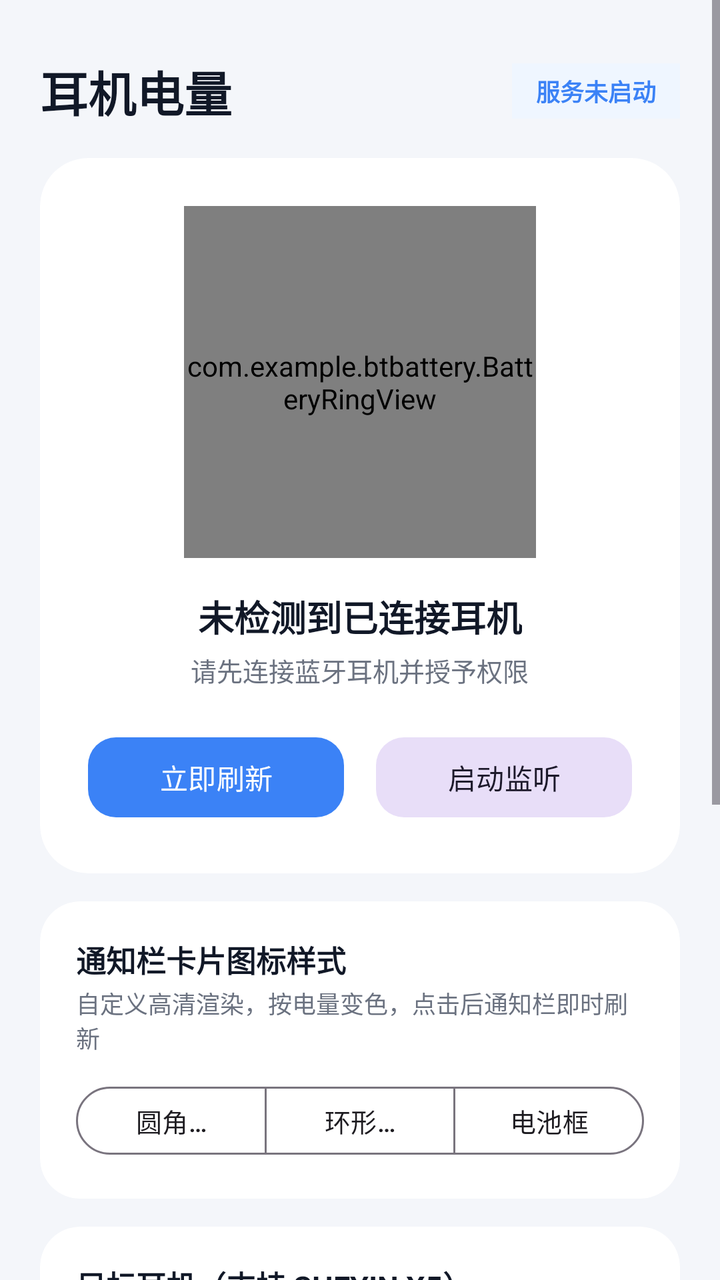
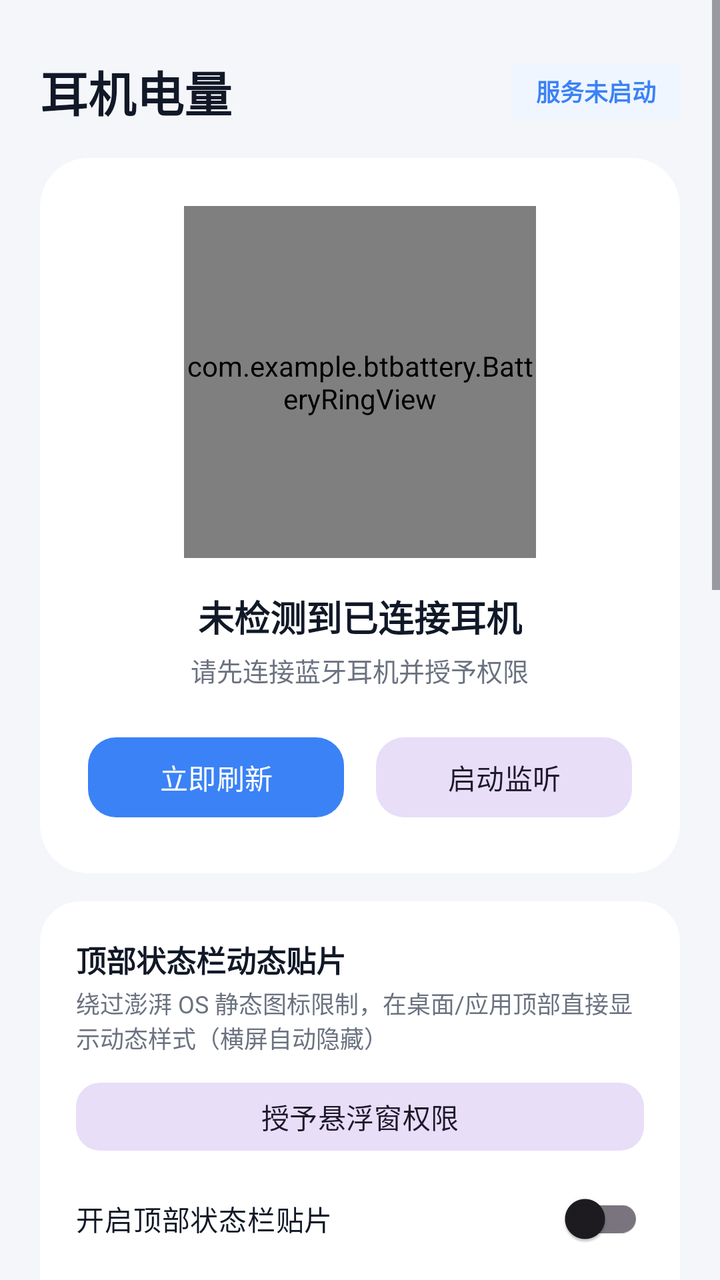

An Android layout rendered at two revisions. The XML below is the earlier revision; the diff shows what the commit changed to produce the second picture.
<!-- AndroidManifest.xml: application theme Theme.BtBattery -->
<!-- res/layout/activity_main.xml -->
<?xml version="1.0" encoding="utf-8"?>
<ScrollView xmlns:android="http://schemas.android.com/apk/res/android"
    xmlns:app="http://schemas.android.com/apk/res-auto"
    android:layout_width="match_parent"
    android:layout_height="match_parent"
    android:background="@color/bg_page"
    android:fillViewport="true">

    <LinearLayout
        android:layout_width="match_parent"
        android:layout_height="wrap_content"
        android:orientation="vertical"
        android:padding="20dp">

        <LinearLayout
            android:layout_width="match_parent"
            android:layout_height="wrap_content"
            android:gravity="center_vertical"
            android:orientation="horizontal"
            android:paddingTop="8dp"
            android:paddingBottom="16dp">

            <TextView
                android:layout_width="0dp"
                android:layout_height="wrap_content"
                android:layout_weight="1"
                android:text="耳机电量"
                android:textColor="@color/text_primary"
                android:textSize="24sp"
                android:textStyle="bold" />

            <TextView
                android:id="@+id/tvServiceBadge"
                android:layout_width="wrap_content"
                android:layout_height="wrap_content"
                android:background="@color/accent_soft"
                android:paddingHorizontal="12dp"
                android:paddingVertical="5dp"
                android:text="服务未启动"
                android:textColor="@color/accent_blue"
                android:textSize="12sp"
                android:textStyle="bold" />
        </LinearLayout>

        
        <com.google.android.material.card.MaterialCardView
            android:layout_width="match_parent"
            android:layout_height="wrap_content"
            app:cardBackgroundColor="@color/bg_card"
            app:cardCornerRadius="24dp"
            app:cardElevation="0dp"
            app:strokeWidth="0dp">

            <LinearLayout
                android:layout_width="match_parent"
                android:layout_height="wrap_content"
                android:gravity="center_horizontal"
                android:orientation="vertical"
                android:padding="24dp">

                <com.example.btbattery.BatteryRingView
                    android:id="@+id/batteryRing"
                    android:layout_width="176dp"
                    android:layout_height="176dp" />

                <TextView
                    android:id="@+id/tvDeviceName"
                    android:layout_width="wrap_content"
                    android:layout_height="wrap_content"
                    android:layout_marginTop="16dp"
                    android:text="未检测到已连接耳机"
                    android:textColor="@color/text_primary"
                    android:textSize="18sp"
                    android:textStyle="bold" />

                <TextView
                    android:id="@+id/tvDeviceSub"
                    android:layout_width="wrap_content"
                    android:layout_height="wrap_content"
                    android:layout_marginTop="4dp"
                    android:text="请先连接蓝牙耳机并授予权限"
                    android:textColor="@color/text_secondary"
                    android:textSize="13sp" />

                <LinearLayout
                    android:layout_width="match_parent"
                    android:layout_height="wrap_content"
                    android:layout_marginTop="20dp"
                    android:orientation="horizontal">

                    <com.google.android.material.button.MaterialButton
                        android:id="@+id/btnRefresh"
                        android:layout_width="0dp"
                        android:layout_height="48dp"
                        android:layout_marginEnd="8dp"
                        android:layout_weight="1"
                        android:text="立即刷新"
                        app:cornerRadius="14dp" />

                    <com.google.android.material.button.MaterialButton
                        android:id="@+id/btnToggleService"
                        style="@style/Widget.Material3.Button.TonalButton"
                        android:layout_width="0dp"
                        android:layout_height="48dp"
                        android:layout_marginStart="8dp"
                        android:layout_weight="1"
                        android:text="启动监听"
                        app:cornerRadius="14dp" />
                </LinearLayout>
            </LinearLayout>
        </com.google.android.material.card.MaterialCardView>

        
        <com.google.android.material.card.MaterialCardView
            android:layout_width="match_parent"
            android:layout_height="wrap_content"
            android:layout_marginTop="14dp"
            app:cardBackgroundColor="@color/bg_card"
            app:cardCornerRadius="20dp"
            app:cardElevation="0dp"
            app:strokeWidth="0dp">

            <LinearLayout
                android:layout_width="match_parent"
                android:layout_height="wrap_content"
                android:orientation="vertical"
                android:padding="18dp">

                <TextView
                    android:layout_width="wrap_content"
                    android:layout_height="wrap_content"
                    android:text="通知栏卡片图标样式"
                    android:textColor="@color/text_primary"
                    android:textSize="15sp"
                    android:textStyle="bold" />

                <TextView
                    android:layout_width="wrap_content"
                    android:layout_height="wrap_content"
                    android:layout_marginTop="2dp"
                    android:text="自定义高清渲染，按电量变色，点击后通知栏即时刷新"
                    android:textColor="@color/text_secondary"
                    android:textSize="12sp" />

                <com.google.android.material.button.MaterialButtonToggleGroup
                    android:id="@+id/toggleIconStyle"
                    android:layout_width="match_parent"
                    android:layout_height="wrap_content"
                    android:layout_marginTop="12dp"
                    app:selectionRequired="true"
                    app:singleSelection="true">

                    <com.google.android.material.button.MaterialButton
                        android:id="@+id/btnStyleBadge"
                        style="@style/Widget.Material3.Button.OutlinedButton"
                        android:layout_width="0dp"
                        android:layout_height="42dp"
                        android:layout_weight="1"
                        android:text="圆角徽章"
                        android:textSize="13sp" />

                    <com.google.android.material.button.MaterialButton
                        android:id="@+id/btnStyleRing"
                        style="@style/Widget.Material3.Button.OutlinedButton"
                        android:layout_width="0dp"
                        android:layout_height="42dp"
                        android:layout_weight="1"
                        android:text="环形仪表"
                        android:textSize="13sp" />

                    <com.google.android.material.button.MaterialButton
                        android:id="@+id/btnStyleBattery"
                        style="@style/Widget.Material3.Button.OutlinedButton"
                        android:layout_width="0dp"
                        android:layout_height="42dp"
                        android:layout_weight="1"
                        android:text="电池框"
                        android:textSize="13sp" />
                </com.google.android.material.button.MaterialButtonToggleGroup>
            </LinearLayout>
        </com.google.android.material.card.MaterialCardView>

        
        <com.google.android.material.card.MaterialCardView
            android:layout_width="match_parent"
            android:layout_height="wrap_content"
            android:layout_marginTop="14dp"
            app:cardBackgroundColor="@color/bg_card"
            app:cardCornerRadius="20dp"
            app:cardElevation="0dp"
            app:strokeWidth="0dp">

            <LinearLayout
                android:layout_width="match_parent"
                android:layout_height="wrap_content"
                android:orientation="vertical"
                android:padding="18dp">

                <TextView
                    android:layout_width="wrap_content"
                    android:layout_height="wrap_content"
                    android:text="目标耳机（支持 SHEYIN X5）"
                    android:textColor="@color/text_primary"
                    android:textSize="15sp"
                    android:textStyle="bold" />

                <TextView
                    android:layout_width="wrap_content"
                    android:layout_height="wrap_content"
                    android:layout_marginTop="2dp"
                    android:text="默认自动识别当前连接的耳机，也可点击锁定特定设备"
                    android:textColor="@color/text_secondary"
                    android:textSize="12sp" />

                <com.google.android.material.chip.ChipGroup
                    android:id="@+id/chipGroupDevices"
                    android:layout_width="match_parent"
                    android:layout_height="wrap_content"
                    android:layout_marginTop="10dp"
                    app:selectionRequired="true"
                    app:singleSelection="true" />
            </LinearLayout>
        </com.google.android.material.card.MaterialCardView>

        
        <com.google.android.material.card.MaterialCardView
            android:layout_width="match_parent"
            android:layout_height="wrap_content"
            android:layout_marginTop="14dp"
            app:cardBackgroundColor="@color/bg_card"
            app:cardCornerRadius="20dp"
            app:cardElevation="0dp"
            app:strokeWidth="0dp">

            <LinearLayout
                android:layout_width="match_parent"
                android:layout_height="wrap_content"
                android:orientation="vertical"
                android:padding="18dp">

                <TextView
                    android:layout_width="wrap_content"
                    android:layout_height="wrap_content"
                    android:text="设备检测诊断"
                    android:textColor="@color/text_primary"
                    android:textSize="15sp"
                    android:textStyle="bold" />

                <TextView
                    android:id="@+id/tvDeviceLog"
                    android:layout_width="match_parent"
                    android:layout_height="wrap_content"
                    android:layout_marginTop="8dp"
                    android:lineSpacingExtra="4dp"
                    android:text="暂无检测记录"
                    android:textColor="@color/text_secondary"
                    android:textSize="12sp" />
            </LinearLayout>
        </com.google.android.material.card.MaterialCardView>

        
        <com.google.android.material.card.MaterialCardView
            android:layout_width="match_parent"
            android:layout_height="wrap_content"
            android:layout_marginTop="14dp"
            android:layout_marginBottom="16dp"
            app:cardBackgroundColor="@color/bg_card"
            app:cardCornerRadius="20dp"
            app:cardElevation="0dp"
            app:strokeWidth="0dp">

            <LinearLayout
                android:layout_width="match_parent"
                android:layout_height="wrap_content"
                android:orientation="vertical"
                android:padding="18dp">

                <TextView
                    android:layout_width="wrap_content"
                    android:layout_height="wrap_content"
                    android:text="澎湃 OS 快捷配置"
                    android:textColor="@color/text_primary"
                    android:textSize="15sp"
                    android:textStyle="bold" />

                <TextView
                    android:layout_width="wrap_content"
                    android:layout_height="wrap_content"
                    android:layout_marginTop="4dp"
                    android:text="后台常驻需开启自启动+省电无限制；如需顶部状态栏左上角显示数字，请把系统通知样式切换为「原生」"
                    android:textColor="@color/text_secondary"
                    android:textSize="12sp" />

                <LinearLayout
                    android:layout_width="match_parent"
                    android:layout_height="wrap_content"
                    android:layout_marginTop="12dp"
                    android:orientation="horizontal">

                    <com.google.android.material.button.MaterialButton
                        android:id="@+id/btnNotifySetting"
                        style="@style/Widget.Material3.Button.OutlinedButton"
                        android:layout_width="0dp"
                        android:layout_height="44dp"
                        android:layout_marginEnd="8dp"
                        android:layout_weight="1"
                        android:text="通知设置"
                        app:cornerRadius="12dp" />

                    <com.google.android.material.button.MaterialButton
                        android:id="@+id/btnAppInfo"
                        style="@style/Widget.Material3.Button.OutlinedButton"
                        android:layout_width="0dp"
                        android:layout_height="44dp"
                        android:layout_marginStart="8dp"
                        android:layout_weight="1"
                        android:text="自启动/省电"
                        app:cornerRadius="12dp" />
                </LinearLayout>
            </LinearLayout>
        </com.google.android.material.card.MaterialCardView>

    </LinearLayout>
</ScrollView>
<!-- resources referenced by this layout -->
<resources>
  <color name="accent_blue">#3B82F6</color>
  <color name="accent_soft">#EFF6FF</color>
  <color name="bg_card">#FFFFFF</color>
  <color name="bg_page">#F4F6FA</color>
  <color name="text_primary">#111827</color>
  <color name="text_secondary">#6B7280</color>
  <style name="Theme.BtBattery" parent="Theme.Material3.DayNight.NoActionBar">
          <item name="colorPrimary">@color/accent_blue</item>
          <item name="android:statusBarColor">@color/bg_page</item>
          <item name="android:navigationBarColor">@color/bg_page</item>
      </style>
</resources>

<!-- the commit's change to res/layout/activity_main.xml (unified diff, before → after) -->
@@ -129,7 +129,7 @@
                 <TextView
                     android:layout_width="wrap_content"
                     android:layout_height="wrap_content"
-                    android:text="通知栏卡片图标样式"
+                    android:text="顶部状态栏动态贴片"
                     android:textColor="@color/text_primary"
                     android:textSize="15sp"
                     android:textStyle="bold" />
@@ -138,9 +138,106 @@
                     android:layout_width="wrap_content"
                     android:layout_height="wrap_content"
                     android:layout_marginTop="2dp"
-                    android:text="自定义高清渲染，按电量变色，点击后通知栏即时刷新"
-                    android:textColor="@color/text_secondary"
-                    android:textSize="12sp" />
+                    android:text="绕过澎湃 OS 静态图标限制，在桌面/应用顶部直接显示动态样式（横屏自动隐藏）"
+                    android:textColor="@color/text_secondary"
+                    android:textSize="12sp" />
+
+                <com.google.android.material.button.MaterialButton
+                    android:id="@+id/btnOverlayPerm"
+                    style="@style/Widget.Material3.Button.TonalButton"
+                    android:layout_width="match_parent"
+                    android:layout_height="42dp"
+                    android:layout_marginTop="10dp"
+                    android:text="授予悬浮窗权限"
+                    app:cornerRadius="12dp" />
+
+                <com.google.android.material.switchmaterial.SwitchMaterial
+                    android:id="@+id/switchOverlay"
+                    android:layout_width="match_parent"
+                    android:layout_height="wrap_content"
+                    android:layout_marginTop="6dp"
+                    android:text="开启顶部状态栏贴片"
+                    android:textColor="@color/text_primary"
+                    android:textSize="14sp" />
+
+                <com.google.android.material.switchmaterial.SwitchMaterial
+                    android:id="@+id/switchPreview"
+                    android:layout_width="match_parent"
+                    android:layout_height="wrap_content"
+                    android:text="未连耳机时显示测试图标（方便对位）"
+                    android:textColor="@color/text_secondary"
+                    android:textSize="13sp" />
+
+                <TextView
+                    android:id="@+id/tvOverlayX"
+                    android:layout_width="wrap_content"
+                    android:layout_height="wrap_content"
+                    android:layout_marginTop="8dp"
+                    android:text="水平位置 X：64 dp"
+                    android:textColor="@color/text_secondary"
+                    android:textSize="12sp" />
+
+                <SeekBar
+                    android:id="@+id/seekOverlayX"
+                    android:layout_width="match_parent"
+                    android:layout_height="wrap_content"
+                    android:max="320" />
+
+                <TextView
+                    android:id="@+id/tvOverlayY"
+                    android:layout_width="wrap_content"
+                    android:layout_height="wrap_content"
+                    android:layout_marginTop="6dp"
+                    android:text="垂直位置 Y：12 dp"
+                    android:textColor="@color/text_secondary"
+                    android:textSize="12sp" />
+
+                <SeekBar
+                    android:id="@+id/seekOverlayY"
+                    android:layout_width="match_parent"
+                    android:layout_height="wrap_content"
+                    android:max="56" />
+
+                <TextView
+                    android:id="@+id/tvOverlaySize"
+                    android:layout_width="wrap_content"
+                    android:layout_height="wrap_content"
+                    android:layout_marginTop="6dp"
+                    android:text="图标大小：20 dp"
+                    android:textColor="@color/text_secondary"
+                    android:textSize="12sp" />
+
+                <SeekBar
+                    android:id="@+id/seekOverlaySize"
+                    android:layout_width="match_parent"
+                    android:layout_height="wrap_content"
+                    android:max="18" />
+            </LinearLayout>
+        </com.google.android.material.card.MaterialCardView>
+
+        
+        <com.google.android.material.card.MaterialCardView
+            android:layout_width="match_parent"
+            android:layout_height="wrap_content"
+            android:layout_marginTop="14dp"
+            app:cardBackgroundColor="@color/bg_card"
+            app:cardCornerRadius="20dp"
+            app:cardElevation="0dp"
+            app:strokeWidth="0dp">
+
+            <LinearLayout
+                android:layout_width="match_parent"
+                android:layout_height="wrap_content"
+                android:orientation="vertical"
+                android:padding="18dp">
+
+                <TextView
+                    android:layout_width="wrap_content"
+                    android:layout_height="wrap_content"
+                    android:text="图标样式（顶部与通知栏同步）"
+                    android:textColor="@color/text_primary"
+                    android:textSize="15sp"
+                    android:textStyle="bold" />
 
                 <com.google.android.material.button.MaterialButtonToggleGroup
                     android:id="@+id/toggleIconStyle"
@@ -278,7 +375,7 @@
                 <TextView
                     android:layout_width="wrap_content"
                     android:layout_height="wrap_content"
-                    android:text="澎湃 OS 快捷配置"
+                    android:text="隐藏蓝色耳机图标"
                     android:textColor="@color/text_primary"
                     android:textSize="15sp"
                     android:textStyle="bold" />
@@ -287,7 +384,7 @@
                     android:layout_width="wrap_content"
                     android:layout_height="wrap_content"
                     android:layout_marginTop="4dp"
-                    android:text="后台常驻需开启自启动+省电无限制；如需顶部状态栏左上角显示数字，请把系统通知样式切换为「原生」"
+                    android:text="点击「通知设置」关闭「通知图标」即可去掉顶部蓝标；若连下拉栏卡片都不要，直接关掉「允许通知」（顶部贴片照常运行）。"
                     android:textColor="@color/text_secondary"
                     android:textSize="12sp" />
 
